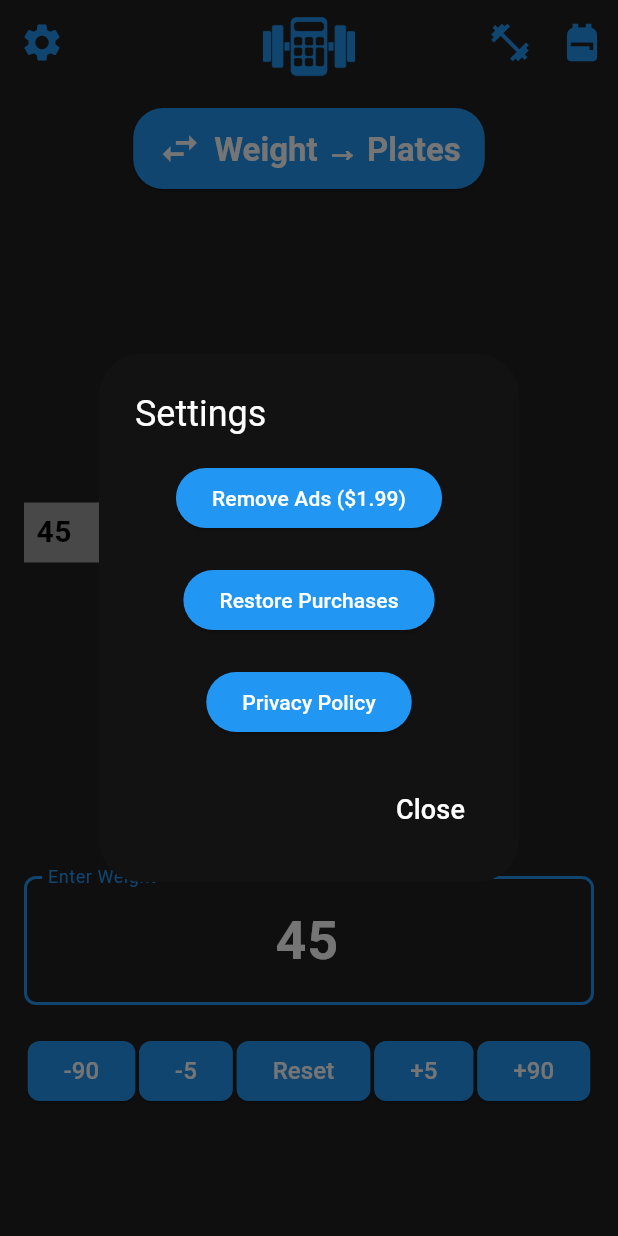
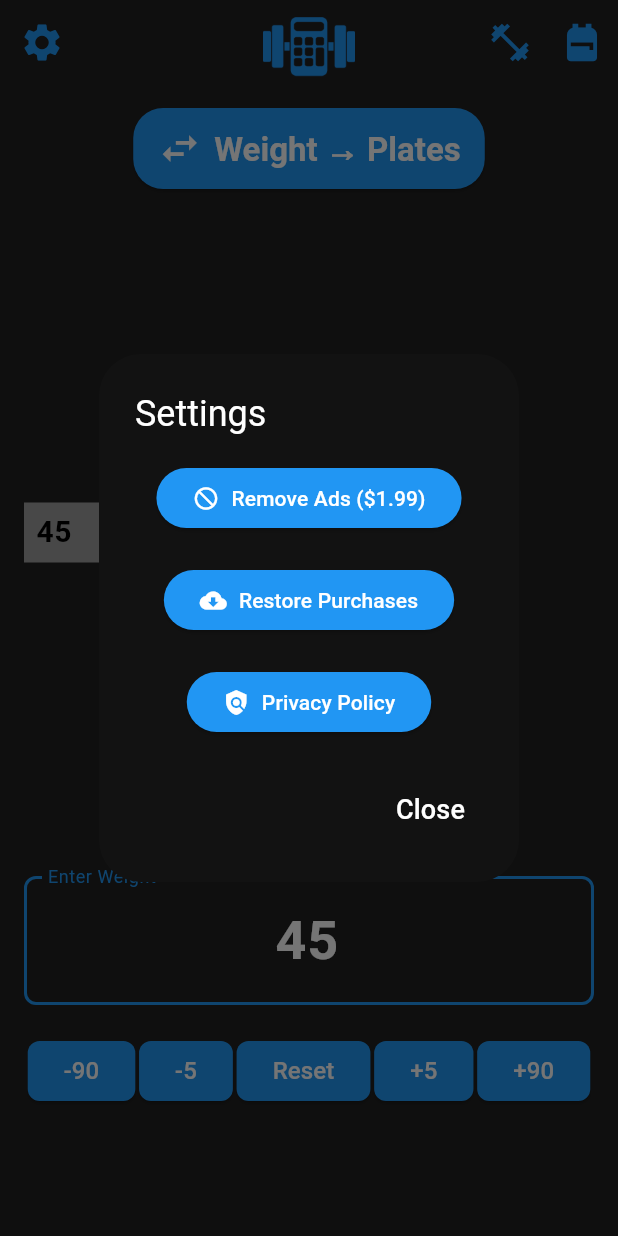
Before and after one commit to Baggins5066/barbellCalculator, a Flutter app: the screen it shows after launch, item 4 of the bottom bar chosen, after a tap on "Reset", after a tap on the "settings" icon, on a phone screen of 412 x 824 dp. Run offline on Flutter 3.47's test engine with Material 3 defaults, Android fonts, the phone set to English and light mode, and no system bars; drawn by our look-alikes of google_mobile_ads; our stand-ins replace in_app_purchase, shared_preferences; network calls fail.

Commit message:
Added icons to buttons in settings

```diff
--- a/barbell_calculator/lib/main.dart
+++ b/barbell_calculator/lib/main.dart
@@ -648,17 +648,34 @@
                         mainAxisSize: MainAxisSize.min,
                         children: [
                           ElevatedButton(
-                            onPressed: _adsRemoved
-                                ? null
-                                : () {
-                                  _buyRemoveAds();
-                                },
-                            child: Text(_adsRemoved ? 'Ads Removed' : 'Remove Ads (\$1.99)'),
+                            onPressed:
+                                _adsRemoved
+                                    ? null
+                                    : () {
+                                      _buyRemoveAds();
+                                    },
+                            child: _adsRemoved
+                                ? const Text('Ads Removed')
+                                : Row(
+                                    mainAxisSize: MainAxisSize.min,
+                                    children: const [
+                                      Icon(Icons.block_flipped, color: Colors.white),
+                                      SizedBox(width: 8),
+                                      Text('Remove Ads (\$1.99)'),
+                                    ],
+                                  ),
                           ),
                           const SizedBox(height: 20),
                           ElevatedButton(
                             onPressed: _restorePurchases,
-                            child: const Text('Restore Purchases'),
+                            child: Row(
+                              mainAxisSize: MainAxisSize.min,
+                              children: const [
+                                Icon(Icons.cloud_download, color: Colors.white),
+                                SizedBox(width: 8),
+                                Text('Restore Purchases'),
+                              ],
+                            ),
                           ),
                           const SizedBox(height: 20),
                           ElevatedButton(
@@ -676,7 +693,14 @@
                                 );
                               }
                             },
-                            child: const Text('Privacy Policy'),
+                            child: Row(
+                              mainAxisSize: MainAxisSize.min,
+                              children: const [
+                                Icon(Icons.policy, color: Colors.white),
+                                SizedBox(width: 8),
+                                Text('Privacy Policy'),
+                              ],
+                            ),
                           ),
                         ],
                       ),
```
